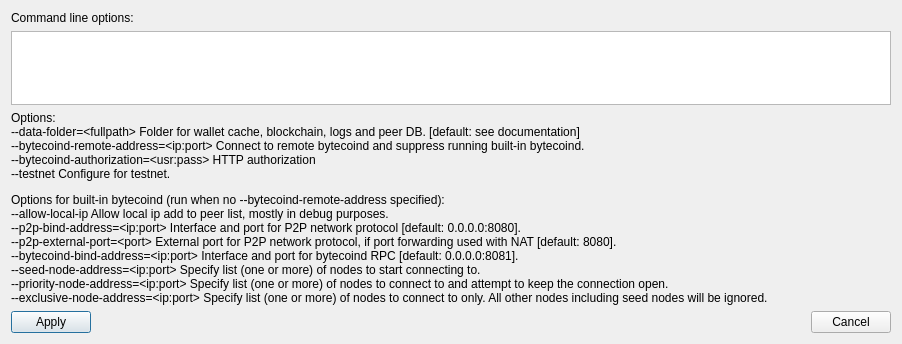
Above: src/walletdparamsdialog.ui from bcndev/bytecoin-gui before the change. Below: the same form after it.
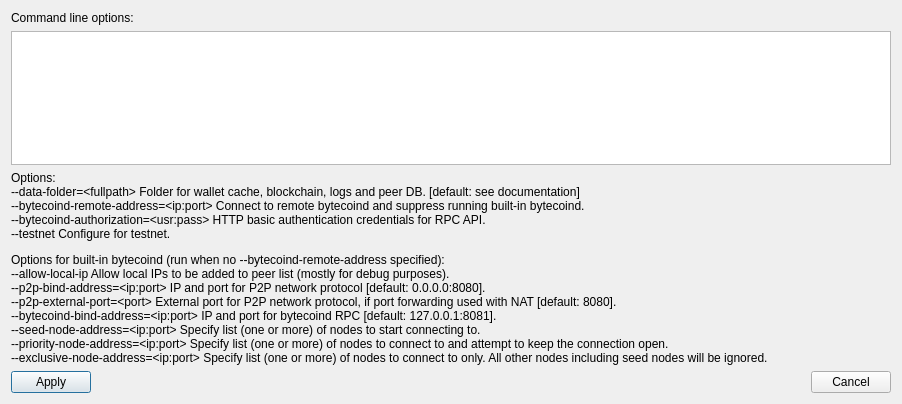
That is the form after the change.

```diff
--- a/src/walletdparamsdialog.ui
+++ b/src/walletdparamsdialog.ui
@@ -7,7 +7,7 @@
     <x>0</x>
     <y>0</y>
     <width>902</width>
-    <height>344</height>
+    <height>404</height>
    </rect>
   </property>
   <property name="windowTitle">
@@ -34,7 +34,7 @@
       <cursorShape>IBeamCursor</cursorShape>
      </property>
      <property name="text">
-      <string>&lt;html&gt;&lt;head/&gt;&lt;body&gt;&lt;p&gt;Options:&lt;br/&gt;--data-folder=&amp;lt;fullpath&amp;gt; Folder for wallet cache, blockchain, logs and peer DB. [default: see documentation]&lt;br/&gt;--bytecoind-remote-address=&amp;lt;ip:port&amp;gt; Connect to remote bytecoind and suppress running built-in bytecoind.&lt;br/&gt;--bytecoind-authorization=&amp;lt;usr:pass&amp;gt; HTTP authorization&lt;br/&gt;--testnet Configure for testnet.&lt;/p&gt;&lt;p&gt;Options for built-in bytecoind (run when no --bytecoind-remote-address specified):&lt;br/&gt;--allow-local-ip Allow local ip add to peer list, mostly in debug purposes.&lt;br/&gt;--p2p-bind-address=&amp;lt;ip:port&amp;gt; Interface and port for P2P network protocol [default: 0.0.0.0:8080].&lt;br/&gt;--p2p-external-port=&amp;lt;port&amp;gt; External port for P2P network protocol, if port forwarding used with NAT [default: 8080].&lt;br/&gt;--bytecoind-bind-address=&amp;lt;ip:port&amp;gt; Interface and port for bytecoind RPC [default: 0.0.0.0:8081].&lt;br/&gt;--seed-node-address=&amp;lt;ip:port&amp;gt; Specify list (one or more) of nodes to start connecting to.&lt;br/&gt;--priority-node-address=&amp;lt;ip:port&amp;gt; Specify list (one or more) of nodes to connect to and attempt to keep the connection open.&lt;br/&gt;--exclusive-node-address=&amp;lt;ip:port&amp;gt; Specify list (one or more) of nodes to connect to only. All other nodes including seed nodes will be ignored.&lt;/p&gt;&lt;/body&gt;&lt;/html&gt;</string>
+      <string>&lt;html&gt;&lt;head/&gt;&lt;body&gt;&lt;p&gt;Options:&lt;br/&gt;--data-folder=&amp;lt;fullpath&amp;gt; Folder for wallet cache, blockchain, logs and peer DB. [default: see documentation]&lt;br/&gt;--bytecoind-remote-address=&amp;lt;ip:port&amp;gt; Connect to remote bytecoind and suppress running built-in bytecoind.&lt;br/&gt;--bytecoind-authorization=&amp;lt;usr:pass&amp;gt; HTTP basic authentication credentials for RPC API.&lt;/span&gt;&lt;br/&gt;--testnet Configure for testnet.&lt;/p&gt;&lt;p&gt;Options for built-in bytecoind (run when no --bytecoind-remote-address specified):&lt;br/&gt;--allow-local-ip Allow local IPs to be added to peer list (mostly for debug purposes).&lt;/span&gt;&lt;br/&gt;--p2p-bind-address=&amp;lt;ip:port&amp;gt; IP and port for P2P network protocol [default: 0.0.0.0:8080].&lt;/span&gt;&lt;br/&gt;--p2p-external-port=&amp;lt;port&amp;gt; External port for P2P network protocol, if port forwarding used with NAT [default: 8080].&lt;br/&gt;--bytecoind-bind-address=&amp;lt;ip:port&amp;gt; IP and port for bytecoind RPC [default: 127.0.0.1:8081].&lt;/span&gt;&lt;br/&gt;--seed-node-address=&amp;lt;ip:port&amp;gt; Specify list (one or more) of nodes to start connecting to.&lt;br/&gt;--priority-node-address=&amp;lt;ip:port&amp;gt; Specify list (one or more) of nodes to connect to and attempt to keep the connection open.&lt;br/&gt;--exclusive-node-address=&amp;lt;ip:port&amp;gt; Specify list (one or more) of nodes to connect to only. All other nodes including seed nodes will be ignored.&lt;/p&gt;&lt;/body&gt;&lt;/html&gt;</string>
      </property>
      <property name="textInteractionFlags">
       <set>Qt::TextSelectableByMouse</set>
```
